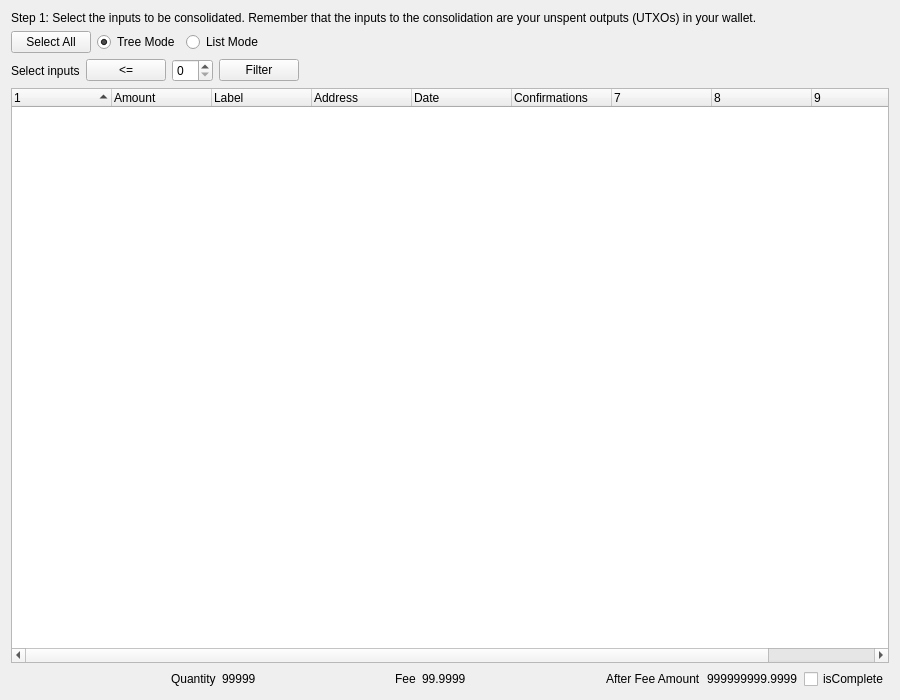
The window that src/qt/forms/consolidateunspentwizardselectinputspage.ui (gridcoin-community/Gridcoin-Research) describes before a commit, drawn with Qt 5.
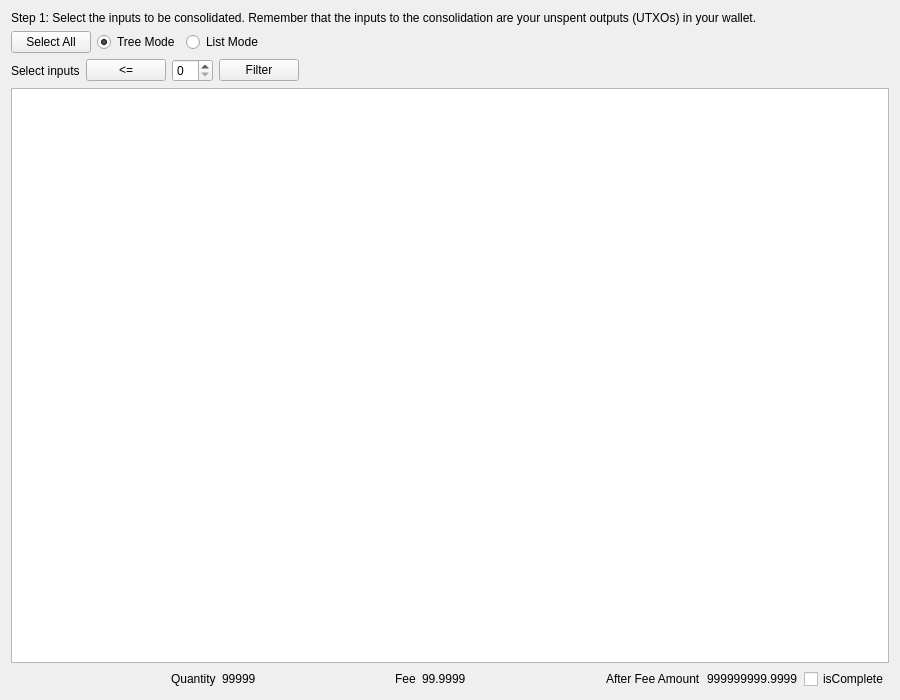
The same window after the commit. Icons and pictures are not drawn. Custom widgets are drawn as their Qt base class.

Commit message: gui: convert the consolidation wizard to the shared coin model; retire the legacy plumbing

Patch:
```diff
--- a/src/qt/forms/consolidateunspentwizardselectinputspage.ui
+++ b/src/qt/forms/consolidateunspentwizardselectinputspage.ui
@@ -147,75 +147,16 @@
       </layout>
      </item>
      <item>
-      <widget class="CoinControlTreeWidget" name="treeWidget">
+      <widget class="CoinSelectionView" name="treeView">
        <property name="contextMenuPolicy">
         <enum>Qt::CustomContextMenu</enum>
        </property>
-       <property name="sortingEnabled">
-        <bool>false</bool>
-       </property>
-       <property name="columnCount">
-        <number>10</number>
-       </property>
        <attribute name="headerShowSortIndicator" stdset="0">
         <bool>true</bool>
        </attribute>
-       <attribute name="headerStretchLastSection">
+       <attribute name="headerStretchLastSection" stdset="0">
         <bool>false</bool>
        </attribute>
-       <column>
-        <property name="text">
-         <string/>
-        </property>
-       </column>
-       <column>
-        <property name="text">
-         <string>Amount</string>
-        </property>
-       </column>
-       <column>
-        <property name="text">
-         <string>Label</string>
-        </property>
-       </column>
-       <column>
-        <property name="text">
-         <string>Address</string>
-        </property>
-       </column>
-       <column>
-        <property name="text">
-         <string>Date</string>
-        </property>
-       </column>
-       <column>
-        <property name="text">
-         <string>Confirmations</string>
-        </property>
-        <property name="toolTip">
-         <string>Confirmed</string>
-        </property>
-       </column>
-       <column>
-        <property name="text">
-         <string/>
-        </property>
-       </column>
-       <column>
-        <property name="text">
-         <string/>
-        </property>
-       </column>
-       <column>
-        <property name="text">
-         <string/>
-        </property>
-       </column>
-       <column>
-        <property name="text">
-         <string/>
-        </property>
-       </column>
       </widget>
      </item>
      <item>
@@ -348,9 +289,9 @@
  </widget>
  <customwidgets>
   <customwidget>
-   <class>CoinControlTreeWidget</class>
-   <extends>QTreeWidget</extends>
-   <header>coincontroltreewidget.h</header>
+   <class>CoinSelectionView</class>
+   <extends>QTreeView</extends>
+   <header>qt/coinselectionview.h</header>
   </customwidget>
   <customwidget>
    <class>BitcoinAmountField</class>
```
The commit also changes 11 other files.
